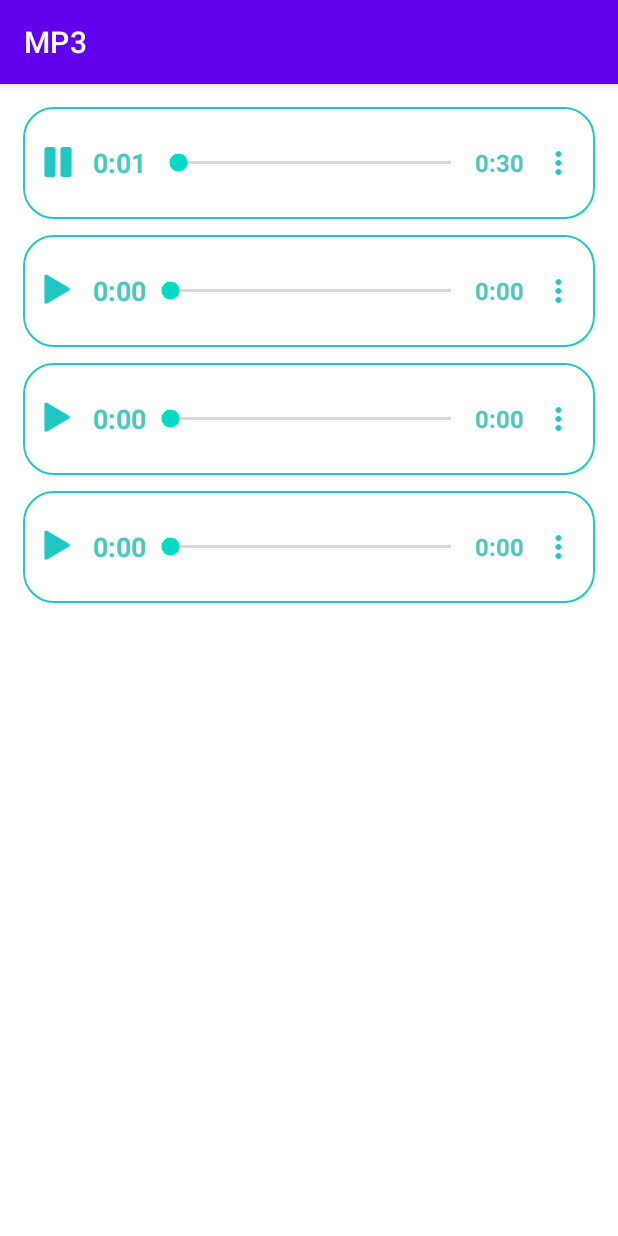
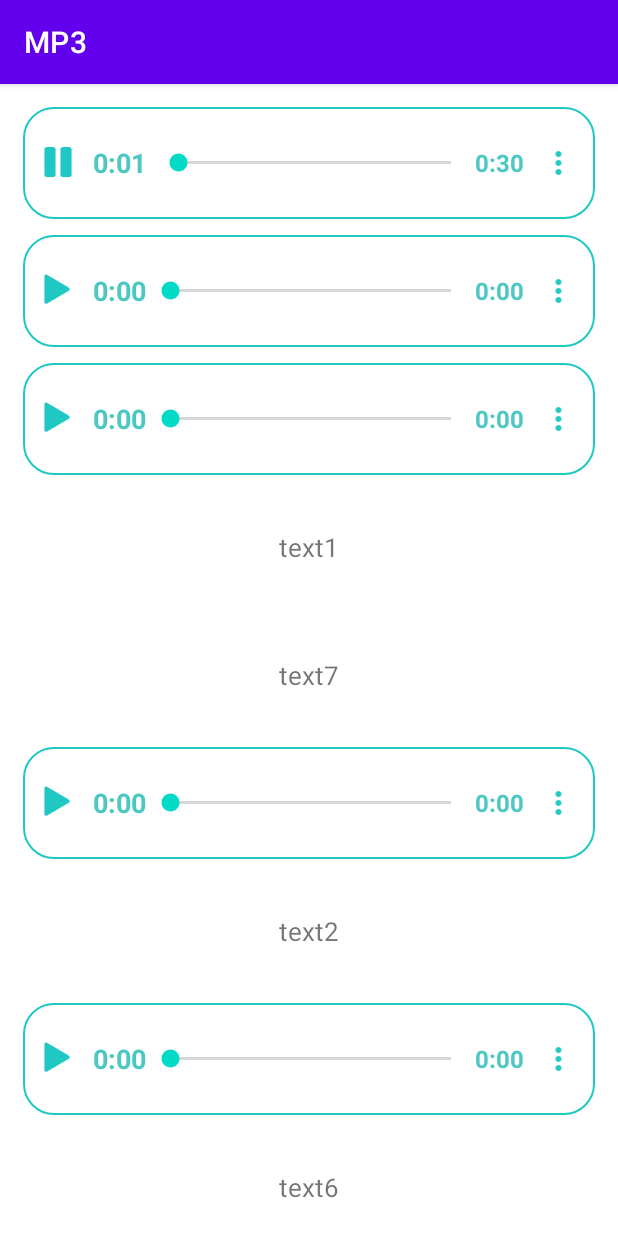
Before and after one commit to mosayeb-masoumi/MP3list, an Android app: the screen it shows after launch (MainActivity), after a tap on an icon or button, on a phone screen of 412 x 824 dp. Run offline under Robolectric (Android 15) with nearby library versions, the phone set to English and light mode, and no system bars; libraries missing offline, so code that uses them is left out: com.danikula.videocache; plain views replace AndExoPlayerView, PlayerView; 2 statements that could not run were skipped.

Commit message:
combine2

```diff
--- a/app/src/main/java/com/example/mp3/AudioAdapter.java
+++ b/app/src/main/java/com/example/mp3/AudioAdapter.java
@@ -14,12 +14,12 @@ import java.util.List;
 
 public class AudioAdapter extends RecyclerView.Adapter<AudioViewHolder> {
 
-    List<String> links;
+    List<Model> list;
     Context context;
 
 
-    public AudioAdapter(List<String> links, Context context) {
-        this.links = links;
+    public AudioAdapter(List<Model> list, Context context) {
+        this.list = list;
         this.context = context;
 
 
@@ -35,7 +35,7 @@ public class AudioAdapter extends RecyclerView.Adapter<AudioViewHolder> {
     @Override
     public void onBindViewHolder(@NonNull AudioViewHolder holder, int position) {
 
-        String model = links.get(position);
+        Model model = list.get(position);
         holder.bindData(model,position);
         holder.setOnAudioHolderListener(listener, model, position);
     }
@@ -49,6 +49,6 @@ public class AudioAdapter extends RecyclerView.Adapter<AudioViewHolder> {
 
     @Override
     public int getItemCount() {
-        return links.size();
+        return list.size();
     }
 }
--- a/app/src/main/java/com/example/mp3/AudioViewHolder.java
+++ b/app/src/main/java/com/example/mp3/AudioViewHolder.java
@@ -14,6 +14,7 @@ import android.widget.TextView;
 import android.widget.Toast;
 
 import androidx.annotation.NonNull;
+import androidx.cardview.widget.CardView;
 import androidx.recyclerview.widget.RecyclerView;
 
 import com.danikula.videocache.HttpProxyCacheServer;
@@ -25,22 +26,28 @@ import static com.example.mp3.MainActivity.mediaPlayer;
 
 public class AudioViewHolder extends RecyclerView.ViewHolder {
 
+
+    CardView row_card;
+    TextView row_txt;
+
     LinearLayout menu;
     ImageView imgPlay, imgPause;
     TextView textCurrentTime, textTotalDuration;
     SeekBar seekbar;
     ProgressBar progressBar;
 
-//    MediaPlayer mediaPlayer = new MediaPlayer();
-
     Handler handler;
-
-    boolean prepared ;
+    boolean prepared;
 
 
     @SuppressLint("ClickableViewAccessibility")
     public AudioViewHolder(@NonNull View itemView) {
         super(itemView);
+
+        row_card = itemView.findViewById(R.id.row_card);
+        row_txt = itemView.findViewById(R.id.row_txt);
+
+
         menu = itemView.findViewById(R.id.menu);
         imgPlay = itemView.findViewById(R.id.img_play);
         imgPause = itemView.findViewById(R.id.img_pause);
@@ -55,7 +62,11 @@ public class AudioViewHolder extends RecyclerView.ViewHolder {
     }
 
 
-    public void bindData(String model, int position) {
+    public void bindData(Model model, int position) {
+
+        if (model.type.equals("audio")) {
+            row_card.setVisibility(View.VISIBLE);
+            row_txt.setVisibility(View.GONE);
 
             //refresh ui
             imgPlay.setVisibility(View.VISIBLE);
@@ -66,24 +77,34 @@ public class AudioViewHolder extends RecyclerView.ViewHolder {
             textTotalDuration.setText(R.string.zero);
             handler.removeCallbacks(updater);
 
-        if(Constant.LASTPOSITION ==position){
+
+            if (Constant.LASTPOSITION == position) {
                 Log.i("TAG", "bindData: ");
-            progressBar.setVisibility(View.VISIBLE);
+                playSong2(model.link, position);
+
+            } else {
+                progressBar.setVisibility(View.GONE);
                 imgPause.setVisibility(View.GONE);
-            imgPlay.setVisibility(View.GONE);
-        }
-//        else{
-//            mediaPlayer.reset();
-//        }
-
-        Constant.COMPLETED = true;
+                imgPlay.setVisibility(View.VISIBLE);
             }
 
 
-    public void setOnAudioHolderListener(AudioItemInteraction listener, String url, int position) {
+            Constant.COMPLETED = true;
+        } else if (model.type.equals("text")) {
+
+            row_card.setVisibility(View.GONE);
+            row_txt.setVisibility(View.VISIBLE);
+
+            row_txt.setText(model.link);
+        }
+
+    }
+
+
+    public void setOnAudioHolderListener(AudioItemInteraction listener, Model model, int position) {
 
         imgPlay.setOnClickListener(v -> {
-            playSong(url , position , listener);
+            loadSong(model.link, position, listener);
         });
 
         imgPause.setOnClickListener(v -> {
@@ -99,20 +120,44 @@ public class AudioViewHolder extends RecyclerView.ViewHolder {
 
         });
 
-
         menu.setOnClickListener(v -> Toast.makeText(itemView.getContext(), "menu clicked!", Toast.LENGTH_SHORT).show());
-
 
     }
 
-    private void playSong(String url, int position, AudioItemInteraction listener) {
+
+
+    private void loadSong(String url, int position, AudioItemInteraction listener) {
+
+
+        if (Constant.LASTPOSITION != position) {
+
+            Constant.LASTPOSITION = position;
+            listener.notifyDataSetChanged();  // re refresh list and show all items from the scratch
+
+        } else {
+            imgPlay.setVisibility(View.GONE);
+            imgPause.setVisibility(View.VISIBLE);
+
+            if (!Constant.COMPLETED) {
+                mediaPlayer.start();
+                updateSeekbar();
+            }
+        }
+
+    }
+
+
+    private void playSong2(String url, int position) {
 
         try {
 
-            if(Constant.LASTPOSITION != position){
-                //new row clicked
-                listener.notifyDataSetChanged();  // re refresh list and show all items from the scratch
-                Constant.LASTPOSITION = position;
+            if (mediaPlayer != null) {
+                if (mediaPlayer.isPlaying()) {
+                    handler.removeCallbacks(updater);
+                    mediaPlayer.stop();
+                }
+            }
+
 
             imgPlay.setVisibility(View.GONE);
             imgPause.setVisibility(View.GONE);
@@ -122,15 +167,6 @@ public class AudioViewHolder extends RecyclerView.ViewHolder {
             mediaPlayer.setAudioStreamType(AudioManager.STREAM_MUSIC);
             mediaPlayer.setOnBufferingUpdateListener((mediaPlayer, i) -> seekbar.setSecondaryProgress(i));
             mediaPlayer.reset();
-            }else{
-                imgPlay.setVisibility(View.GONE);
-                imgPause.setVisibility(View.VISIBLE);
-
-                if(!Constant.COMPLETED){
-                    mediaPlayer.start();
-                }
-
-            }
 
 
 
@@ -202,21 +238,7 @@ public class AudioViewHolder extends RecyclerView.ViewHolder {
 
         updateSeekbar();
 
-
     }
-
-
-
-
-
-
-
-
-
-
-
-
-
 
 
     /******************************* update minutes and seconds *********************************/
@@ -227,9 +249,9 @@ public class AudioViewHolder extends RecyclerView.ViewHolder {
             updateSeekbar();
             long currentDuration = mediaPlayer.getCurrentPosition();
 
-            if(currentDuration>0){
+            if (currentDuration > 0) {
                 textCurrentTime.setText(milliSecondToTimer(currentDuration));
-            }else{
+            } else {
                 textCurrentTime.setText(R.string.zero);
             }
 
--- a/app/src/main/java/com/example/mp3/MainActivity.java
+++ b/app/src/main/java/com/example/mp3/MainActivity.java
@@ -30,19 +30,23 @@ public class MainActivity extends AppCompatActivity implements AudioItemInteract
         recyclerView = findViewById(R.id.recyclerView);
 
 
-        List<String> links = new ArrayList<>();
-        links.add("https://file-examples-com.github.io/uploads/2017/11/file_example_MP3_700KB.mp3");
-        links.add("https://file-examples-com.github.io/uploads/2017/11/file_example_MP3_1MG.mp3");
-        links.add("https://file-examples-com.github.io/uploads/2017/11/file_example_MP3_700KB.mp3");
-        links.add("https://file-examples-com.github.io/uploads/2017/11/file_example_MP3_1MG.mp3");
-
+        List<Model> list = new ArrayList<>();
+        list.add(new Model("1" , "https://file-examples-com.github.io/uploads/2017/11/file_example_MP3_700KB.mp3" ,"audio"));
+        list.add(new Model("1" , "https://file-examples-com.github.io/uploads/2017/11/file_example_MP3_700KB.mp3" ,"audio"));
+        list.add(new Model("1" , "https://file-examples-com.github.io/uploads/2017/11/file_example_MP3_700KB.mp3" ,"audio"));
+        list.add(new Model("2" , "text1" ,"text"));
+        list.add(new Model("7" , "text7" ,"text"));
+        list.add(new Model("3" , "https://file-examples-com.github.io/uploads/2017/11/file_example_MP3_1MG.mp3" ,"audio"));
+        list.add(new Model("4" , "text2" ,"text"));
+        list.add(new Model("5" , "https://file-examples-com.github.io/uploads/2017/11/file_example_MP3_700KB.mp3" ,"audio"));
+        list.add(new Model("6" , "text6" ,"text"));
 
 
 
 
         LinearLayoutManager layoutManager = new LinearLayoutManager(this, LinearLayoutManager.VERTICAL, false);
         recyclerView.setLayoutManager(layoutManager);
-        adapter = new AudioAdapter(links, this);
+        adapter = new AudioAdapter(list, this);
         adapter.setListener(this);
         recyclerView.setAdapter(adapter);
 
@@ -55,10 +59,24 @@ public class MainActivity extends AppCompatActivity implements AudioItemInteract
     }
 
 
+//    @Override
+//    protected void onStop() {
+//        super.onStop();
+//
+//        Constant.LASTPOSITION = -1;
+//        adapter.notifyDataSetChanged();
+//
+//        if (mediaPlayer != null) {
+//            if (mediaPlayer.isPlaying())
+//                mediaPlayer.stop();
+//        }
+//
+//    }
+
+
     @Override
-    protected void onStop() {
-        super.onStop();
-
+    protected void onDestroy() {
+        super.onDestroy();
         Constant.LASTPOSITION = -1;
         adapter.notifyDataSetChanged();
 
@@ -66,6 +84,5 @@ public class MainActivity extends AppCompatActivity implements AudioItemInteract
             if (mediaPlayer.isPlaying())
                 mediaPlayer.stop();
         }
-
     }
 }
--- a/app/src/main/java/com/example/mp3/Model.java
+++ b/app/src/main/java/com/example/mp3/Model.java
@@ -4,4 +4,35 @@ public class Model {
 
     String title;
     String link;
+    String type;
+
+    public Model(String title, String link, String type) {
+        this.title = title;
+        this.link = link;
+        this.type = type;
+    }
+
+    public String getTitle() {
+        return title;
+    }
+
+    public void setTitle(String title) {
+        this.title = title;
+    }
+
+    public String getLink() {
+        return link;
+    }
+
+    public void setLink(String link) {
+        this.link = link;
+    }
+
+    public String getType() {
+        return type;
+    }
+
+    public void setType(String type) {
+        this.type = type;
+    }
 }
--- a/app/src/main/res/layout/row.xml
+++ b/app/src/main/res/layout/row.xml
@@ -5,6 +5,7 @@
     android:layout_height="85dp">
 
     <androidx.cardview.widget.CardView
+        android:id="@+id/row_card"
         android:layout_width="match_parent"
         android:layout_height="match_parent"
         android:layout_margin="5dp"
@@ -104,54 +105,16 @@
                 </LinearLayout>
 
             </LinearLayout>
+        </RelativeLayout>
+    </androidx.cardview.widget.CardView>
 
-<!--            <TextView-->
-<!--                android:id="@+id/title"-->
-<!--                android:layout_width="match_parent"-->
-<!--                android:layout_height="30dp"-->
-<!--                android:layout_alignParentBottom="true"-->
-<!--                android:layout_marginLeft="30dp"-->
-<!--                android:layout_marginRight="30dp"-->
-<!--                android:ellipsize="marquee"-->
-<!--                android:gravity="center"-->
-<!--                android:marqueeRepeatLimit="marquee_forever"-->
-<!--                android:scrollHorizontally="true"-->
-<!--                android:selectAllOnFocus="true"-->
-<!--                android:singleLine="true"-->
-<!--                android:textColor="#00a5a5"-->
-<!--                android:textSize="11sp" />-->
 
-<!--            <LinearLayout-->
-<!--                android:layout_width="match_parent"-->
-<!--                android:layout_height="wrap_content"-->
-<!--                android:layout_alignParentBottom="true"-->
-<!--                android:background="#000000"-->
-<!--                android:orientation="horizontal">-->
+    <TextView
+        android:layout_width="wrap_content"
+        android:layout_height="wrap_content"
+        android:text="kkjj"
+        android:id="@+id/row_txt"
+        android:textSize="17sp"
+        android:layout_centerInParent="true"/>
 
-<!--                <com.potyvideo.library.AndExoPlayerView-->
-<!--                    android:id="@+id/andExoPlayerView"-->
-<!--                    android:layout_width="0dp"-->
-<!--                    android:layout_height="wrap_content"-->
-<!--                    android:layout_weight="0.9"-->
-<!--                    android:visibility="gone"-->
-<!--                    app:andexo_aspect_ratio="aspect_mp3"-->
-<!--                    app:andexo_full_screen="true"-->
-<!--                    app:andexo_loop="finite"-->
-<!--                    app:andexo_play_when_ready="true"-->
-<!--                    app:andexo_resize_mode="Fit"-->
-<!--                    app:andexo_show_controller="true" />-->
-
-<!--                <com.google.android.exoplayer2.ui.PlayerView-->
-<!--                    android:id="@+id/exoplayerView"-->
-<!--                    android:layout_width="match_parent"-->
-<!--                    android:layout_height="match_parent"-->
-<!--                    android:visibility="gone"-->
-<!--                    app:layout_constraintEnd_toEndOf="parent"-->
-<!--                    app:layout_constraintStart_toStartOf="parent"-->
-<!--                    app:layout_constraintTop_toTopOf="parent"></com.google.android.exoplayer2.ui.PlayerView>-->
-<!--            </LinearLayout>-->
-
-        </RelativeLayout>
-
-    </androidx.cardview.widget.CardView>
 </RelativeLayout>
```
Lines whose indentation alone changed are shown as unchanged.
